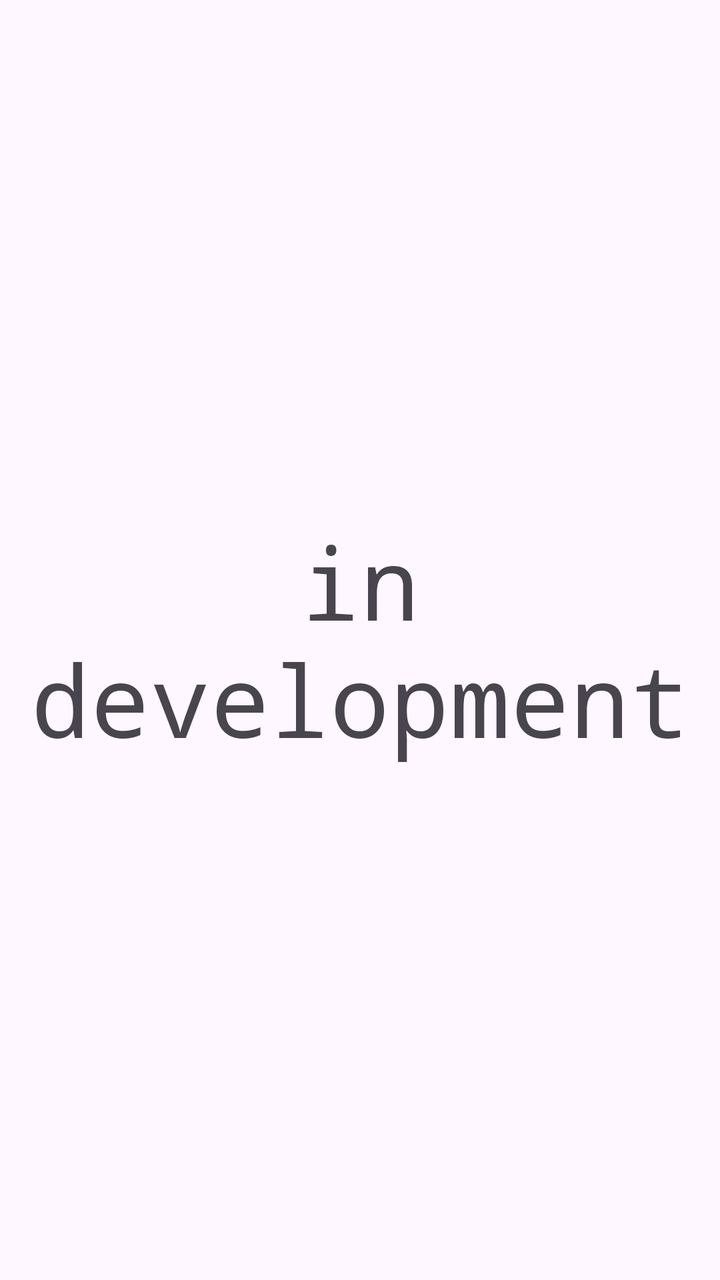
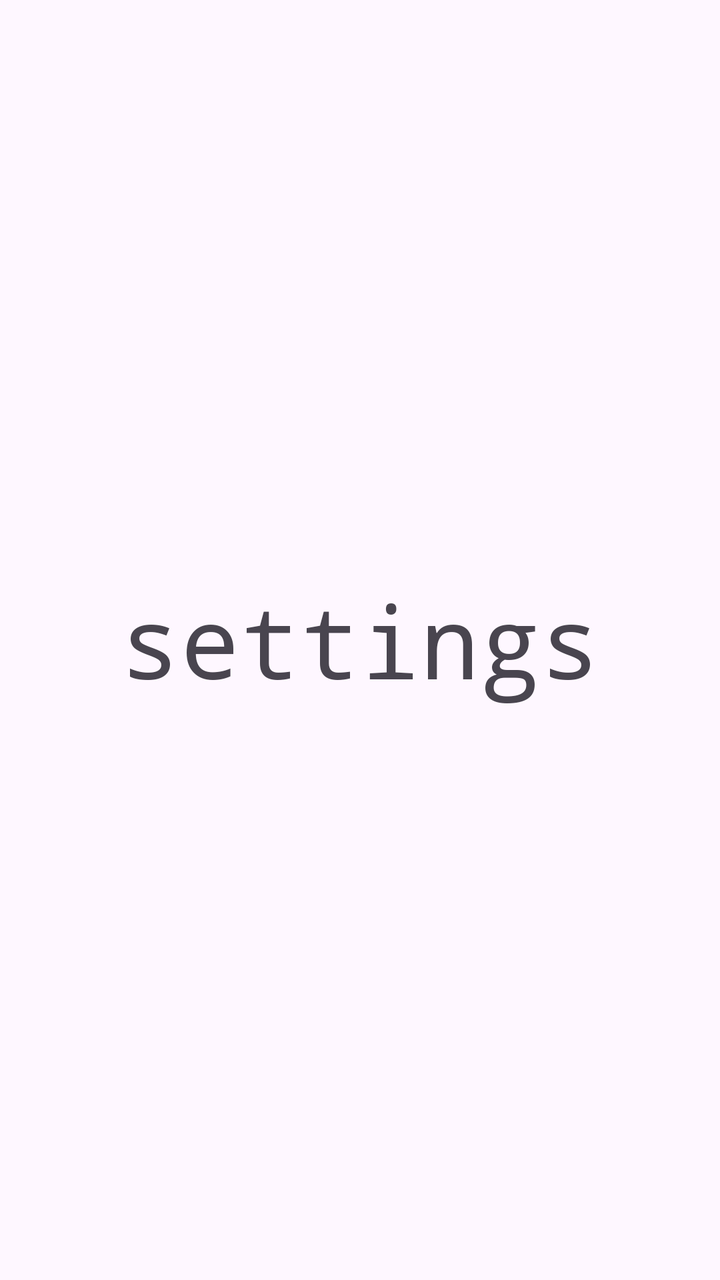

Two renders of the same Android screen: before a commit and after it. Below are the layout's source before the change and the commit's diff.
<!-- AndroidManifest.xml: application theme Theme.AuroraTuner -->
<!-- res/layout/fragment_settings.xml -->
<?xml version="1.0" encoding="utf-8"?>
<androidx.constraintlayout.widget.ConstraintLayout xmlns:android="http://schemas.android.com/apk/res/android"
    xmlns:app="http://schemas.android.com/apk/res-auto"
    xmlns:tools="http://schemas.android.com/tools"
    android:layout_width="match_parent"
    android:layout_height="match_parent"
    tools:context=".settings.ui.SettingsFragment">

    
    <TextView
        android:layout_width="wrap_content"
        android:layout_height="wrap_content"
        android:fontFamily="monospace"
        android:text="@string/in_development_marker"
        android:textAlignment="center"
        android:textSize="50sp"
        app:layout_constraintBottom_toBottomOf="parent"
        app:layout_constraintEnd_toEndOf="parent"
        app:layout_constraintStart_toStartOf="parent"
        app:layout_constraintTop_toTopOf="parent" />

</androidx.constraintlayout.widget.ConstraintLayout>
<!-- resources referenced by this layout -->
<resources>
  <string name="in_development_marker">in development</string>
  <style name="Theme.AuroraTuner" parent="Base.Theme.AuroraTuner" />
  <style name="Base.Theme.AuroraTuner" parent="Theme.Material3.DayNight.NoActionBar">
          
          
          <item name="android:navigationBarColor">@color/white</item>
          <item name="colorPrimaryDark">@color/white</item>
      </style>
  <color name="white">#FFFFFFFF</color>
</resources>

<!-- the commit's change to res/layout/fragment_settings.xml (unified diff, before → after) -->
@@ -11,7 +11,7 @@
         android:layout_width="wrap_content"
         android:layout_height="wrap_content"
         android:fontFamily="monospace"
-        android:text="@string/in_development_marker"
+        android:text="@string/settings_toolbar_title"
         android:textAlignment="center"
         android:textSize="50sp"
         app:layout_constraintBottom_toBottomOf="parent"
<!-- resource entries referenced after the edit -->
@@ -1,6 +1,6 @@
 <!-- resources referenced by this layout -->
 <resources>
-  <string name="in_development_marker">in development</string>
+  <string name="settings_toolbar_title">settings</string>
   <style name="Theme.AuroraTuner" parent="Base.Theme.AuroraTuner" />
   <style name="Base.Theme.AuroraTuner" parent="Theme.Material3.DayNight.NoActionBar">
           
